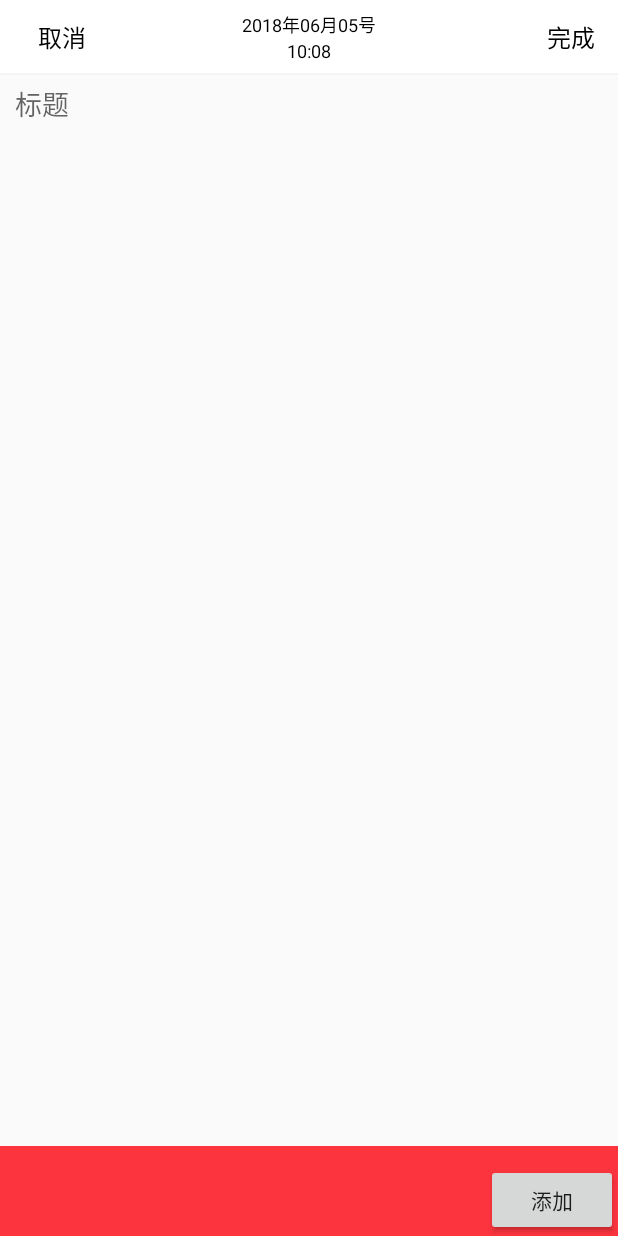
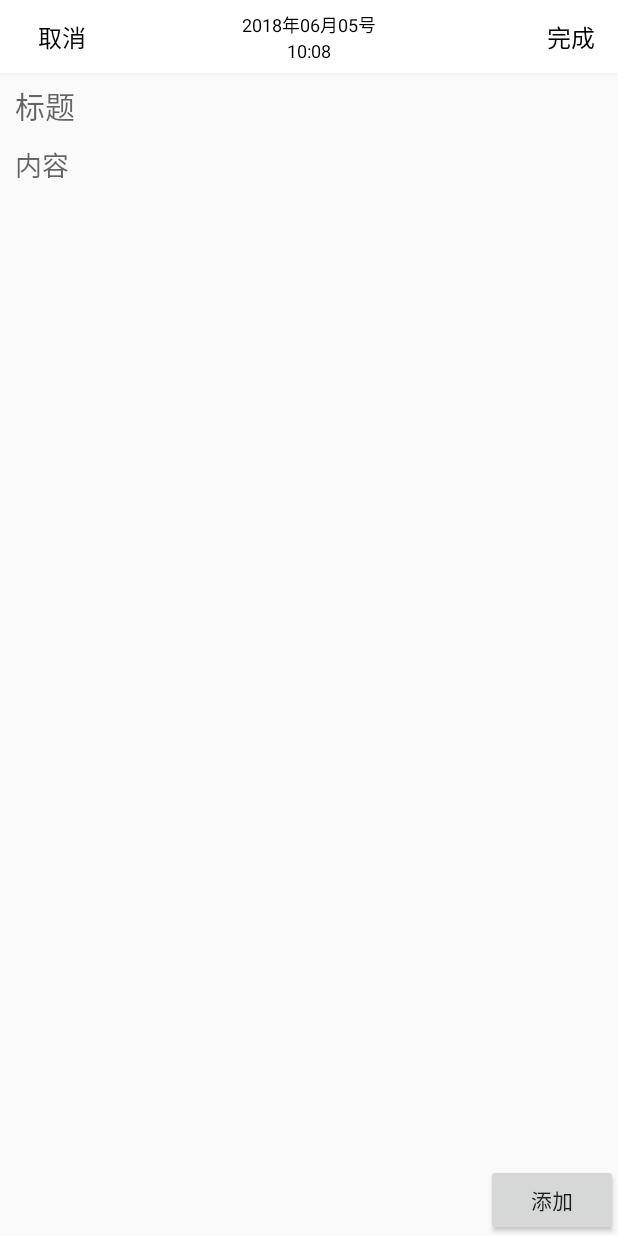
Before and after one commit to valderFields/JustRecordAndroid, an Android app: the layout activity_add_word.xml on its own in the app's theme, with its tools: preview values and no code run, on a phone screen of 412 x 824 dp. Run offline under Robolectric (Android 15) with nearby library versions, the light colour scheme and no system bars.

Commit message:
第一版图文混排实现

```diff
--- a/app/src/main/res/layout/activity_add_word.xml
+++ b/app/src/main/res/layout/activity_add_word.xml
@@ -12,42 +12,54 @@
         android:layout_height="wrap_content"
         topbar:left_text_topbar="取消"
         topbar:right_text_topbar="完成"
-        topbar:type="type_2"/>
+        topbar:type="type_2" />
+
     <ScrollView
-        android:id="@+id/sv_record"
+        android:id="@+id/scrollview"
         android:layout_width="match_parent"
         android:layout_height="match_parent"
-        android:fillViewport="true"
-        android:layout_below="@+id/topbar">
-        <RelativeLayout
-            android:id="@+id/ll_record"
+        android:layout_below="@+id/topbar"
+        android:fastScrollEnabled="true">
+        <LinearLayout
             android:layout_width="match_parent"
-            android:layout_height="wrap_content">
-            <com.mango.viewBySelf.MoreResourceEditText
+            android:layout_height="wrap_content"
+            android:orientation="vertical">
+            <com.mango.viewBySelf.EditTextCustomTF
                 android:id="@+id/et_title"
                 android:layout_width="match_parent"
                 android:layout_height="wrap_content"
                 android:background="@android:color/transparent"
+                android:maxLines="2"
+                android:ellipsize="end"
+                android:gravity="start"
+                android:hint="标题"
+                android:paddingBottom="5dp"
                 android:paddingLeft="10dp"
                 android:paddingRight="10dp"
                 android:paddingTop="5dp"
+                android:textColor="@android:color/black"
+                android:textSize="20dp" />
+            <com.mango.viewBySelf.MoreResourceEditText
+                android:id="@+id/et_content"
+                android:layout_width="match_parent"
+                android:layout_height="match_parent"
+                android:gravity="start"
+                android:hint="内容"
                 android:paddingBottom="5dp"
-                android:hint="标题"
-                android:textSize="18dp"/>
-            <View
-                android:layout_width="match_parent"
-                android:layout_height="60dp"
-                android:layout_alignParentBottom="true"
-                android:background="@color/colorPrimaryDark"/>
-        </RelativeLayout>
+                android:paddingLeft="10dp"
+                android:paddingRight="10dp"
+                android:paddingTop="5dp"
+                android:textSize="18dp" />
+        </LinearLayout>
+
     </ScrollView>
 
 
     <Button
         android:id="@+id/btn_add"
+        android:layout_width="wrap_content"
+        android:layout_height="wrap_content"
         android:layout_alignParentBottom="true"
         android:layout_alignParentRight="true"
-        android:layout_width="wrap_content"
-        android:layout_height="wrap_content"
-        android:text="添加"/>
+        android:text="添加" />
 </RelativeLayout>
--- a/lib-common/src/main/java/com/mango/base/BaseMvpActivity.java
+++ b/lib-common/src/main/java/com/mango/base/BaseMvpActivity.java
@@ -22,9 +22,6 @@ public abstract class BaseMvpActivity<T extends BasePresenter, E extends BaseMod
     }
 
     protected void init() {
-
-
-        getWindow().setSoftInputMode(WindowManager.LayoutParams.SOFT_INPUT_ADJUST_PAN);
         setContentView(getLayoutResID());
         mPresenter = TUtil.getT(this, 0);
         mModel = TUtil.getT(this, 1);
--- a/lib-common/src/main/java/com/mango/viewBySelf/MoreResourceEditText.java
+++ b/lib-common/src/main/java/com/mango/viewBySelf/MoreResourceEditText.java
@@ -27,13 +27,19 @@ public class MoreResourceEditText extends EditTextCustomTF {
     private final String TAG = "PATEditorView";
     private Context context;
     private List<String> mContentList;
-    float oldY = 0;
 
-    public Layout mLayout;
     public int paddingTop;
     public int paddingBottom;
     public int mHeight;
     public int mLayoutHeight;
+    private final int MOVE_SLOP = 20; //移动距离临界
+    //滑动距离的最大边界
+    private int mOffsetHeight;
+
+    //是否到顶或者到底的标志
+    private boolean mBottomFlag = false;
+    private boolean isCanScroll = false;//标记内容是否触发了滚动
+    private float lastY = 0;
 
     public static final String mBitmapTag = "☆";
     private String mNewLineTag = "\n";
@@ -187,49 +193,50 @@ public class MoreResourceEditText extends EditTextCustomTF {
 
     @Override
     public boolean onTouchEvent(MotionEvent event) {
-       // getParent().requestDisallowInterceptTouchEvent(true);
-        switch (event.getAction()) {
-            case MotionEvent.ACTION_DOWN:
-                oldY = event.getY();
-                //requestFocus();
-                break;
-            case MotionEvent.ACTION_MOVE:
-                float newY = event.getY();
-                if (Math.abs(oldY - newY) > 3) {
-                    clearFocus();
+        boolean result = super.onTouchEvent(event);
+        //如果是需要拦截，则再拦截，这个方法会在onScrollChanged方法之后再调用一次
+        if (!mBottomFlag)
+            getParent().requestDisallowInterceptTouchEvent(true);
+        if (event.getAction() == MotionEvent.ACTION_MOVE){
+            if (lastY == 0){
+                lastY = event.getRawY();
+            }
+            //条件：手指move了一段距离，但是onScrollChanged函数未调用，说明文字无法滚动了，则将触摸处理权交还给ParentView
+            if (Math.abs(lastY - event.getRawY()) > MOVE_SLOP){
+                if (!isCanScroll){
+                    getParent().requestDisallowInterceptTouchEvent(false);
                 }
-                break;
-            case MotionEvent.ACTION_UP:
-                 newY = event.getY();
-                if (Math.abs(oldY - newY) > 20) {
-                    clearFocus();
-                }
-                break;
-            default:
-                break;
+            }
         }
-        return  super.onTouchEvent(event);
+        return result;
     }
 
     @Override
     protected void onMeasure(int widthMeasureSpec, int heightMeasureSpec) {
         super.onMeasure(widthMeasureSpec, heightMeasureSpec);
+        //获得内容面板
+        Layout mLayout = getLayout();
+        mLayoutHeight = mLayout.getHeight();
 
-        mLayout = getLayout();
-        mLayoutHeight = mLayout.getHeight();
         paddingTop = getTotalPaddingTop();
         paddingBottom = getTotalPaddingBottom();
+
+        //获得控件的实际高度
         mHeight = getHeight();
+
+        //计算滑动距离的边界(H_content - H_view = H_scroll)
+        mOffsetHeight = mLayoutHeight + paddingTop + paddingBottom - mHeight;
     }
+
 
     @Override
     protected void onScrollChanged(int horiz, int vert, int oldHoriz, int oldVert) {
         super.onScrollChanged(horiz, vert, oldHoriz, oldVert);
-        //这里是滑动到底部的示例，滑动到顶部只用计算vert的值是否为0就可以
-        //这里可以提前计算好一个值，不用每次进行计算，这里只是做示例
-        if (vert == mLayoutHeight + paddingTop + paddingBottom - mHeight) {
-            //这里触发父布局或祖父布局的滑动事件，下面这行代码只是示例作用，并没有实现真正的效果
+        isCanScroll = true;
+        if (vert == mOffsetHeight || vert == 0) {
+            //这里将处理权交还给父控件
             getParent().requestDisallowInterceptTouchEvent(false);
+            mBottomFlag = true;
         }
     }
 }
```
Also changed, not shown: app/src/main/java/com/mango/mobile/paper/modules/TimeLinePager/addRecord/AddWordActivity.java (+61 -34 lines), lib-common/src/main/java/com/mango/viewBySelf/ScrollEditText.java (added, +101 -0 lines).
